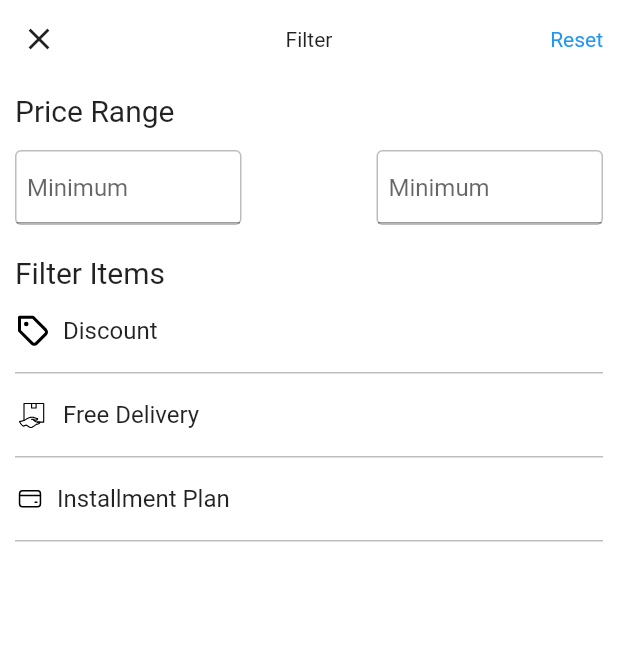
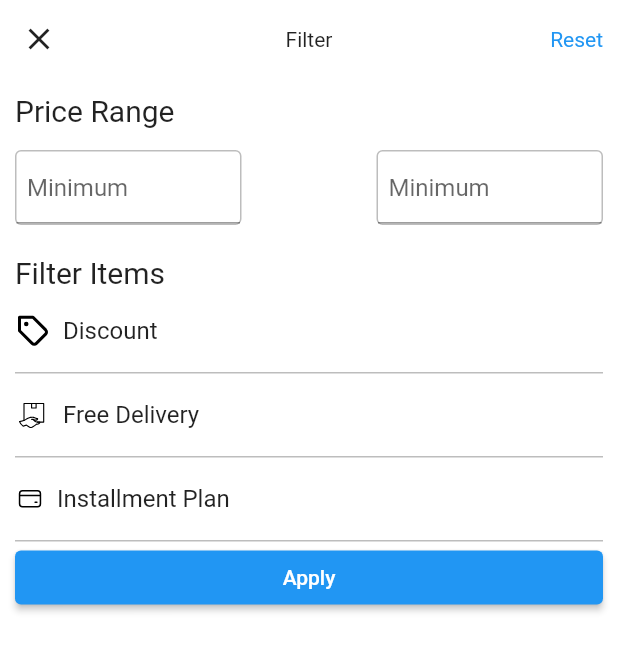
Before and after one commit to qasim12343/Online_shop, a Flutter app: the FilterModalBottomSheet widget shown alone on an empty page, opened directly, on a phone screen of 412 x 824 dp. Shown: the top 651 px of the screen. Run offline on Flutter 3.47's test engine with Material 2 defaults, Android fonts, the phone set to English and light mode, and no system bars; our stand-ins replace flutter_rating_bar, flutter_spinkit, flutter_svg, font_awesome_flutter, hexcolor.

Commit message:
Added button to filter bottom sheet

```diff
--- a/lib/pages/Category/widgets/filter_modal_bottom_sheet.dart
+++ b/lib/pages/Category/widgets/filter_modal_bottom_sheet.dart
@@ -97,7 +97,14 @@ class FilterModalBottomSheet extends StatelessWidget {
                 onSelected: (selected) => print(selected),
               ),
             ),
-
+            Container(
+              width: double.infinity,
+              child: ElevatedButton(
+                  onPressed: (){
+                    Navigator.pop(context);
+                  },
+                  child: Text('Apply')),
+            )
           ],
         ),
       ),
```
